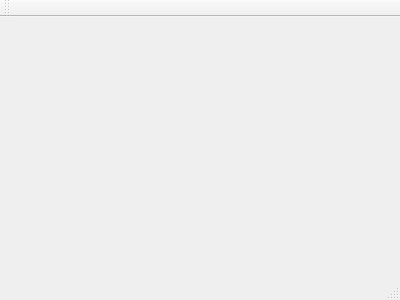
First picture: the form in GS2/mainwindow.ui, repository Feyzahas/ColorPop, before the edit.
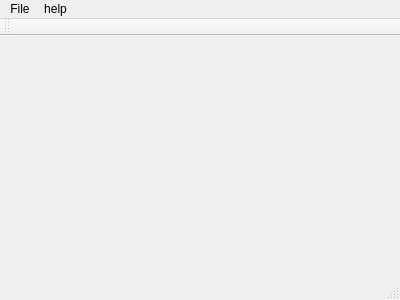
Second picture: the form after the edit. Icons and pictures are not drawn.

Commit message: added menu items

What changed in the file:
```diff
--- a/GS2/mainwindow.ui
+++ b/GS2/mainwindow.ui
@@ -43,6 +43,21 @@
      <height>25</height>
     </rect>
    </property>
+   <widget class="QMenu" name="menuFile">
+    <property name="title">
+     <string>File</string>
+    </property>
+    <addaction name="separator"/>
+    <addaction name="actionNew"/>
+    <addaction name="actionLoad"/>
+   </widget>
+   <widget class="QMenu" name="menuHelp">
+    <property name="title">
+     <string>help</string>
+    </property>
+   </widget>
+   <addaction name="menuFile"/>
+   <addaction name="menuHelp"/>
   </widget>
   <widget class="QToolBar" name="mainToolBar">
    <attribute name="toolBarArea">
```
Left out of the diff: 10 changed lines with no effect on the pictures.
